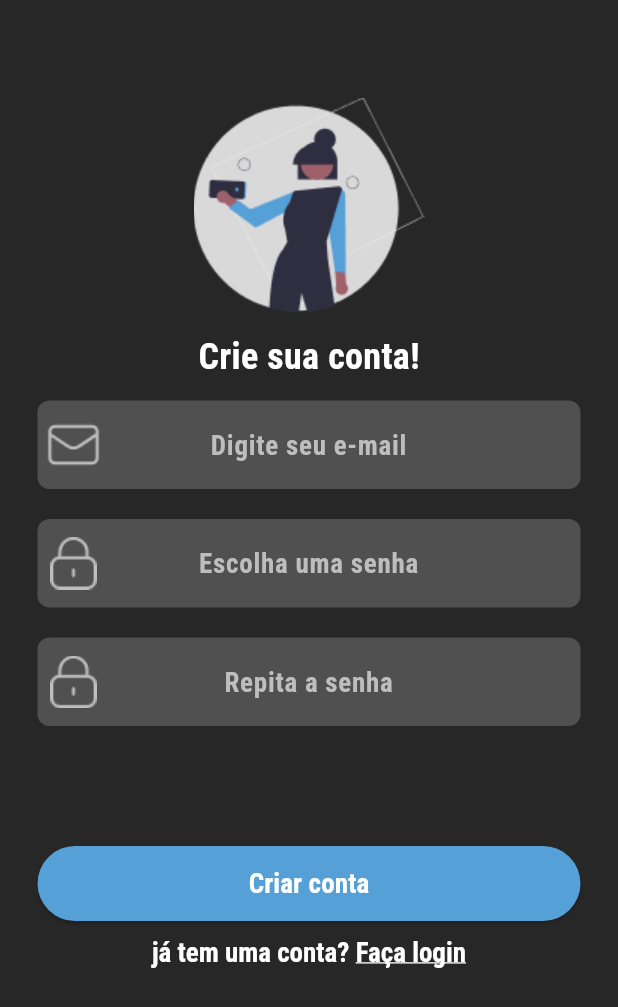
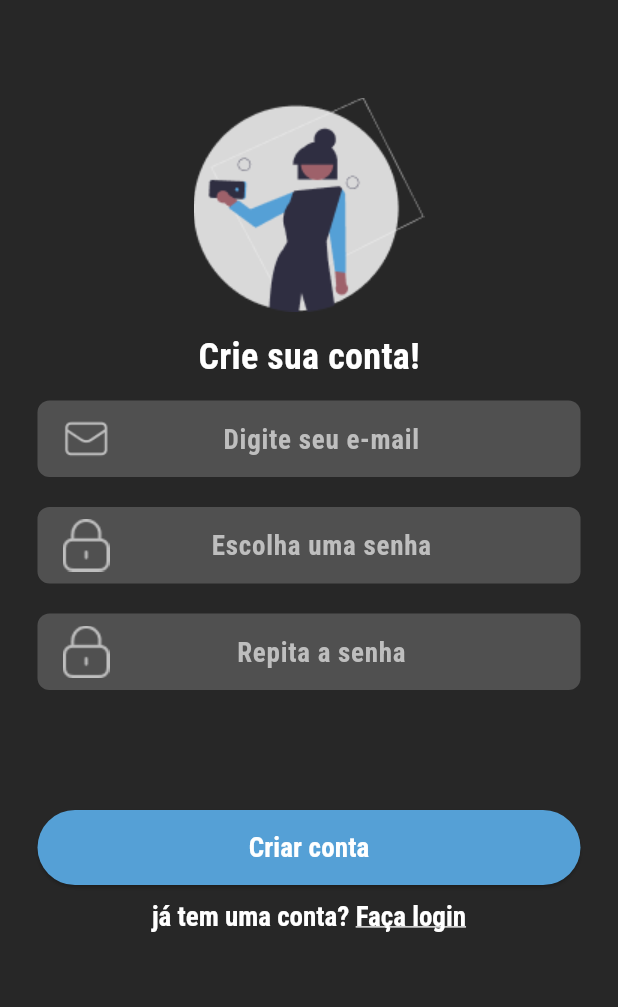
Before and after one commit to fwctecnologia/caixa-hackaton-app, a Flutter app: the RegisterScreen screen opened directly, on a phone screen of 412 x 824 dp. Shown: the top 1007 px of the screen. Run offline on Flutter 3.47's test engine with Material 2 defaults, Android fonts, the phone set to English and light mode, and no system bars; our stand-ins replace dio, get, google_fonts.

Commit message:
style: adding icon align

```diff
--- a/lib/app/modules/auth/auth_screen.dart
+++ b/lib/app/modules/auth/auth_screen.dart
@@ -142,7 +142,7 @@ class _AuthScreenState extends State<AuthScreen> {
                   Center(
                     child: GestureDetector(
                       onTap: () {
-                        Get.to(() => AuthScreen());
+                        Get.to(() => CompletarCadastroScreen());
                       },
                       child: RichText(
                         text: TextSpan(
--- a/lib/app/modules/auth/register_screen.dart
+++ b/lib/app/modules/auth/register_screen.dart
@@ -52,6 +52,11 @@ class _RegisterScreenState extends State<RegisterScreen> {
                         GoogleFonts.robotoCondensed(fontWeight: FontWeight.w700, fontSize: 18, color: Color(0XFFBEBEBE)),
                     prefixIcon: Image.asset("assets/mail.png"),
                     suffixIcon: Container(width: 20),
+                    isDense: true,
+                    prefixIconConstraints: BoxConstraints(
+                        minWidth:65,
+                        maxHeight: 35
+                    ),
                     fillColor: Color(0xFF505050),
                     filled: true,
                   ),
@@ -67,7 +72,11 @@ class _RegisterScreenState extends State<RegisterScreen> {
                       borderSide: BorderSide.none,
                     ),
                     hintText: 'Escolha uma senha',
-                    hintStyle:
+                    isDense: true,
+                    prefixIconConstraints: BoxConstraints(
+                      minWidth:65,
+                      maxHeight: 35
+                    ),                    hintStyle:
                         GoogleFonts.robotoCondensed(fontWeight: FontWeight.w700, fontSize: 18, color: Color(0XFFBEBEBE)),
                     prefixIcon: Image.asset("assets/lock.png"),
                     suffixIcon: Container(width: 20),
@@ -89,7 +98,11 @@ class _RegisterScreenState extends State<RegisterScreen> {
                     hintStyle:
                         GoogleFonts.robotoCondensed(fontWeight: FontWeight.w700, fontSize: 18, color: Color(0XFFBEBEBE)),
                     prefixIcon: Image.asset("assets/lock.png"),
-                    suffixIcon: Container(width: 20),
+                    suffixIcon: Container(width: 20), isDense: true,
+                    prefixIconConstraints: BoxConstraints(
+                        minWidth:65,
+                        maxHeight: 35
+                    ),
                     fillColor: Color(0xFF505050),
                     filled: true,
                   ),
```
